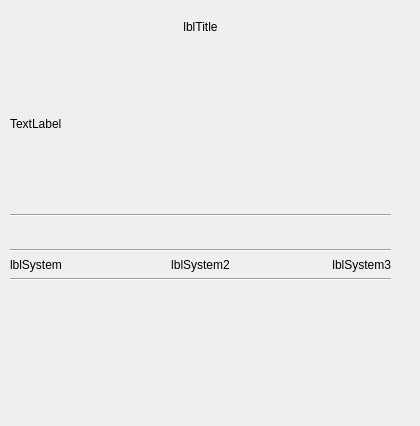
Qt form cpp/divers/browser/browser_img_v0.0.1/browser/slidewidget.ui (gcode-mirror/openphysic) before a commit.
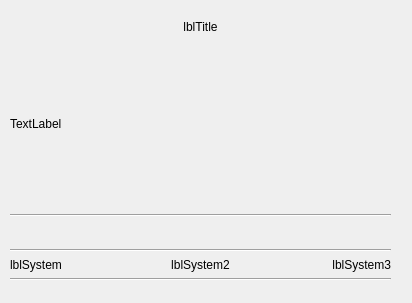
The same form after that commit. Custom widgets are drawn as their Qt base class.

```diff
--- a/cpp/divers/browser/browser_img_v0.0.1/browser/slidewidget.ui
+++ b/cpp/divers/browser/browser_img_v0.0.1/browser/slidewidget.ui
@@ -6,8 +6,8 @@
    <rect>
     <x>0</x>
     <y>0</y>
-    <width>420</width>
-    <height>426</height>
+    <width>412</width>
+    <height>303</height>
    </rect>
   </property>
   <property name="windowTitle">
```
